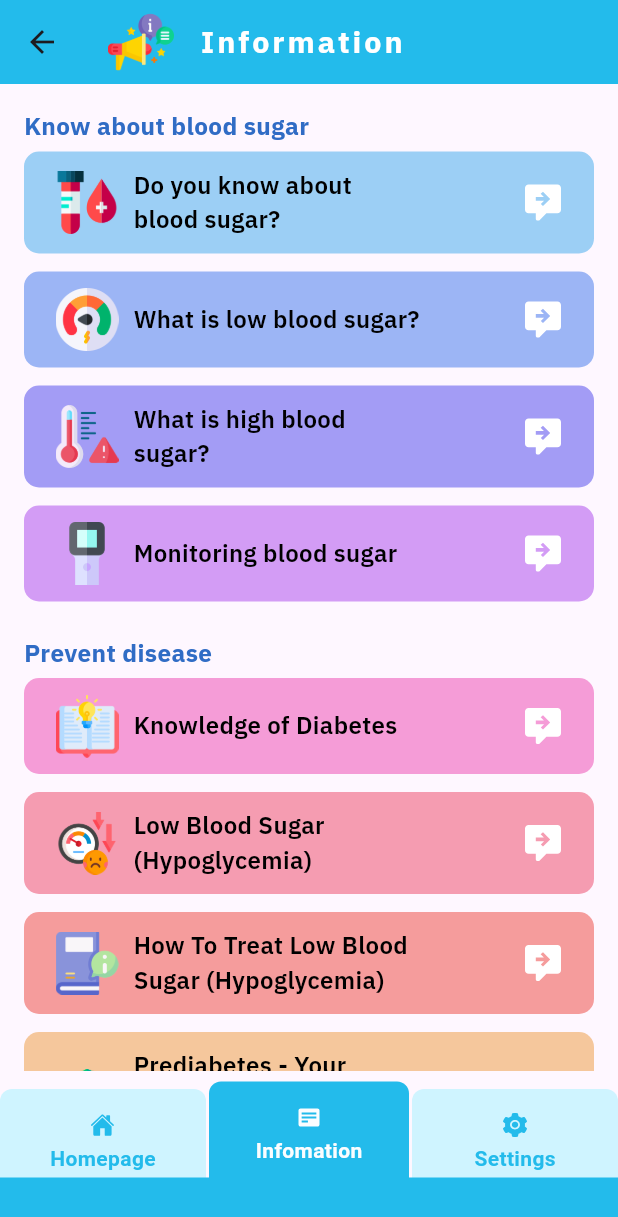
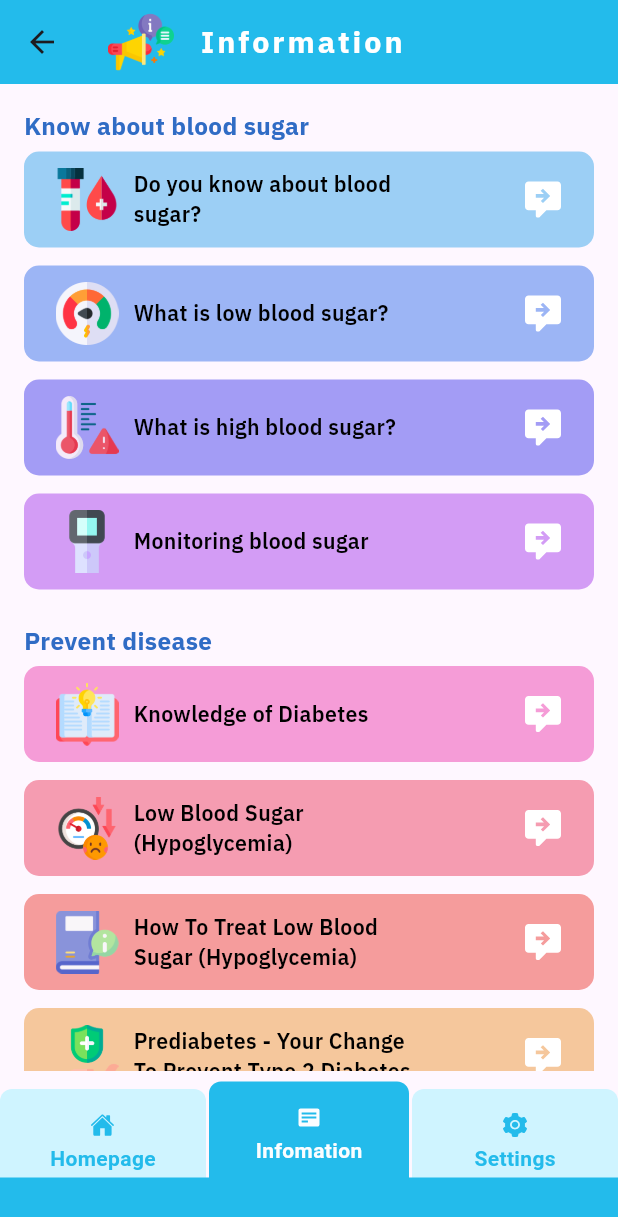
Before and after one commit to Intes-It-Mobile/blood-tracking-app, a Flutter app: the HomeScreen screen opened by its route, item 2 of the bottom bar chosen, on a phone screen of 412 x 824 dp. Shown: the top 1217 px of the screen. Run offline on Flutter 3.47's test engine with Material 2 defaults, Android fonts, the phone set to English and light mode, and no system bars; our stand-ins replace flutter_mobx, flutter_svg, flutter_time_picker_spinner, get, mobx, percent_indicator and 2 more; missing offline and left inert: flutter_cupertino_datetime_picker, flutter_html_v3, flutter_share; accounts and stored records are empty; generated files the repository leaves out were written again.

Commit message:
add new style text

```diff
--- a/lib/constants/app_theme.dart
+++ b/lib/constants/app_theme.dart
@@ -113,4 +113,13 @@ class AppTheme {
     fontSize: TextSizeConfig.getAdjustedFontSize(16),
     fontFamily: FontFamily.IBMPlexSans,
   );
+
+  static final TextInfomation14Text = TextStyle(
+    color: Colors.black,
+    fontWeight: FontWeight.w600,
+    decoration: TextDecoration.none,
+    // height: 0.95,
+    fontSize: TextSizeConfig.getAdjustedFontSize(14),
+    fontFamily: FontFamily.IBMPlexSans,
+  );
 }
--- a/lib/views/infomation/info_btn_widget.dart
+++ b/lib/views/infomation/info_btn_widget.dart
@@ -98,8 +98,7 @@ class InfoButtonWidget extends StatelessWidget {
                     width: 10,
                   ),
                   Flexible(
-                    child: Text("${getTitle(title)}",
-                        style: AppTheme.appBodyTextStyle.copyWith(color: Colors.black, fontSize: 16)),
+                    child: Text("${getTitle(title)}", style: AppTheme.TextInfomation14Text  ),
                   ),
                 ],
               ),
```
